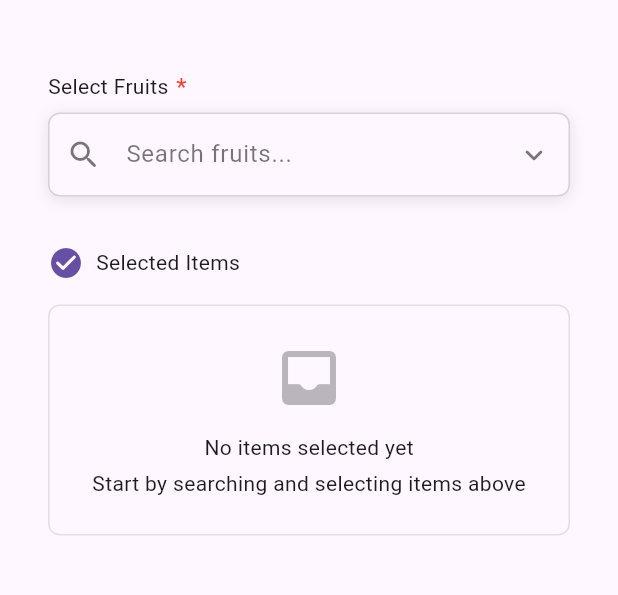
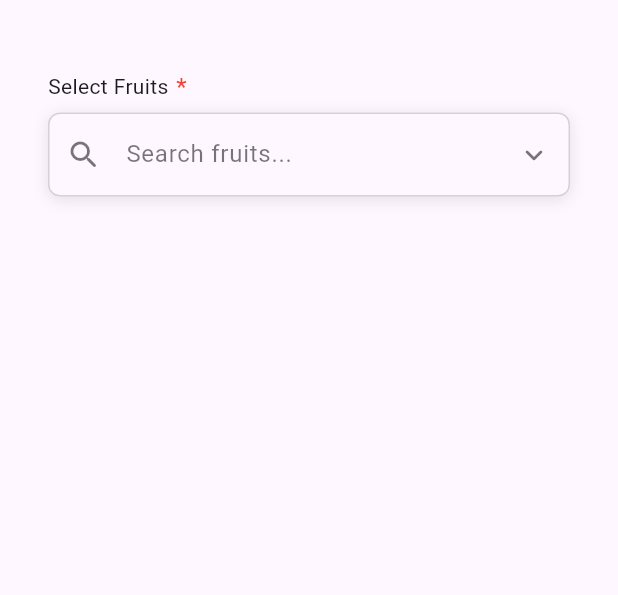
Before and after one commit to pavan-kumar-mannem/selestro, a Flutter app: the screen it shows after launch, on a phone screen of 412 x 824 dp, the part 63-658 px from its top. Run offline on Flutter 3.47's test engine with Material 3 defaults, Android fonts, the light colour scheme and no system bars; our stand-ins replace flutter_mobx, mobx; generated files the repository leaves out were written again.

Commit message:
1.Remove the Container which showed initially while no items are selected

```diff
--- a/lib/src/data_selection_widget.dart
+++ b/lib/src/data_selection_widget.dart
@@ -373,7 +373,7 @@ class _DataSelectionWidgetState<T> extends State<DataSelectionWidget<T>> {
             ),
           ),
           Container(
-            padding: const EdgeInsets.all(16),
+            padding: const EdgeInsets.all(8),
             decoration: BoxDecoration(
               border: Border(
                 top: BorderSide(
@@ -437,6 +437,7 @@ class _DataSelectionWidgetState<T> extends State<DataSelectionWidget<T>> {
       builder: (_) => Column(
         crossAxisAlignment: CrossAxisAlignment.start,
         children: [
+          if (widget.store.confirmedItems.isNotEmpty)
             Row(
               children: [
                 Icon(
@@ -449,7 +450,6 @@ class _DataSelectionWidgetState<T> extends State<DataSelectionWidget<T>> {
                   'Selected Items',
                 ),
                 const SizedBox(width: 8),
-              if (widget.store.confirmedItems.isNotEmpty)
                 Container(
                   padding:
                       const EdgeInsets.symmetric(horizontal: 8, vertical: 4),
@@ -496,36 +496,7 @@ class _DataSelectionWidgetState<T> extends State<DataSelectionWidget<T>> {
                     }).toList(),
                   ),
                 )
-              : Container(
-                  padding: const EdgeInsets.all(24),
-                  decoration: BoxDecoration(
-                    color: colorScheme.surface,
-                    borderRadius: BorderRadius.circular(8),
-                    border: Border.all(
-                      color: colorScheme.outline.withValues(alpha: 0.2),
-                      width: 1,
-                    ),
-                  ),
-                  child: Center(
-                    child: Column(
-                      children: [
-                        Icon(
-                          Icons.inbox_rounded,
-                          size: 48,
-                          color: colorScheme.onSurface.withValues(alpha: 0.3),
-                        ),
-                        const SizedBox(height: 12),
-                        const Text(
-                          'No items selected yet',
-                        ),
-                        const SizedBox(height: 4),
-                        const Text(
-                          'Start by searching and selecting items above',
-                        ),
-                      ],
-                    ),
-                  ),
-                ),
+              : const SizedBox.shrink()
         ],
       ),
     );
--- a/pubspec.yaml
+++ b/pubspec.yaml
@@ -1,6 +1,6 @@
 name: custom_multi_search
 description: A customizable multi-select dropdown widget with search functionality for Flutter applications using MobX state management.
-version: 1.0.4
+version: 1.0.5
 homepage: https://github.com/pavan-kumar-mannem/selestro
 repository: https://github.com/pavan-kumar-mannem/selestro
 issue_tracker: https://github.com/pavan-kumar-mannem/selestro/issues
```
Also changed, not shown: 2 other files. Lines whose indentation alone changed are shown as unchanged.
